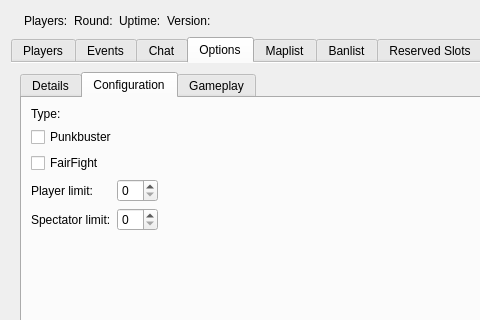
OpenRcon/OpenRcon, file Client/bf4/BF4.ui: the form before one commit; both pictures show x 0 to 480 and y 0 to 320 of the 922 by 556 pixel window.
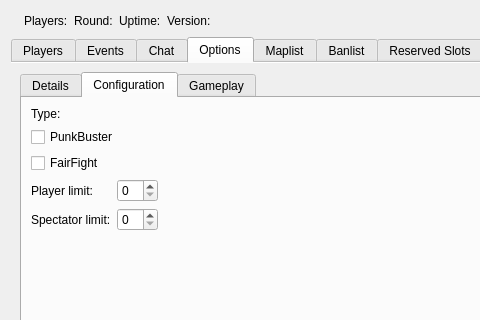
The form after the commit. The open tabs and pages were chosen to show the change. Icons and pictures are not drawn.

Patch:
```diff
--- a/Client/bf4/BF4.ui
+++ b/Client/bf4/BF4.ui
@@ -318,7 +318,7 @@
              <item row="1" column="0" colspan="2">
               <widget class="QCheckBox" name="checkBox_so_co_punkBuster">
                <property name="text">
-                <string>Punkbuster</string>
+                <string>PunkBuster</string>
                </property>
               </widget>
              </item>
```
Left out of the diff: 8 changed lines with no effect on the pictures.
